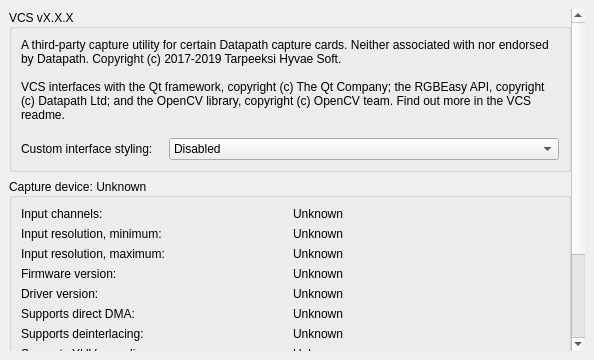
First picture: the form in src/display/qt/widgets/ui/control_panel_about_widget.ui, repository mrehkopf/vcs, before the edit.
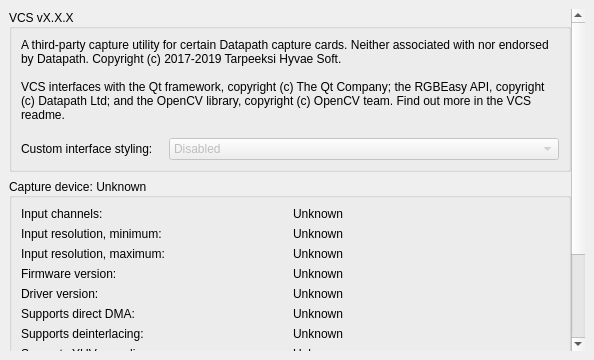
Second picture: the form after the edit.

Commit message:
GUI: Disable custom interface styling completely
I don't want to engage in creating custom styling for the new filter graph
dialog at the moment, and I'm not too enthusiastic about the custom styling
in general anyway, so let's just disable it all-round for the time being.

Patch:
```diff
--- a/src/display/qt/widgets/ui/control_panel_about_widget.ui
+++ b/src/display/qt/widgets/ui/control_panel_about_widget.ui
@@ -106,6 +106,9 @@
             </item>
             <item>
              <widget class="QComboBox" name="comboBox_customInterfaceStyling">
+              <property name="enabled">
+               <bool>false</bool>
+              </property>
               <property name="sizePolicy">
                <sizepolicy hsizetype="Expanding" vsizetype="Fixed">
                 <horstretch>0</horstretch>
```
Left out of the diff: 3 changed lines with no effect on the pictures. The commit also changes 3 other files.
